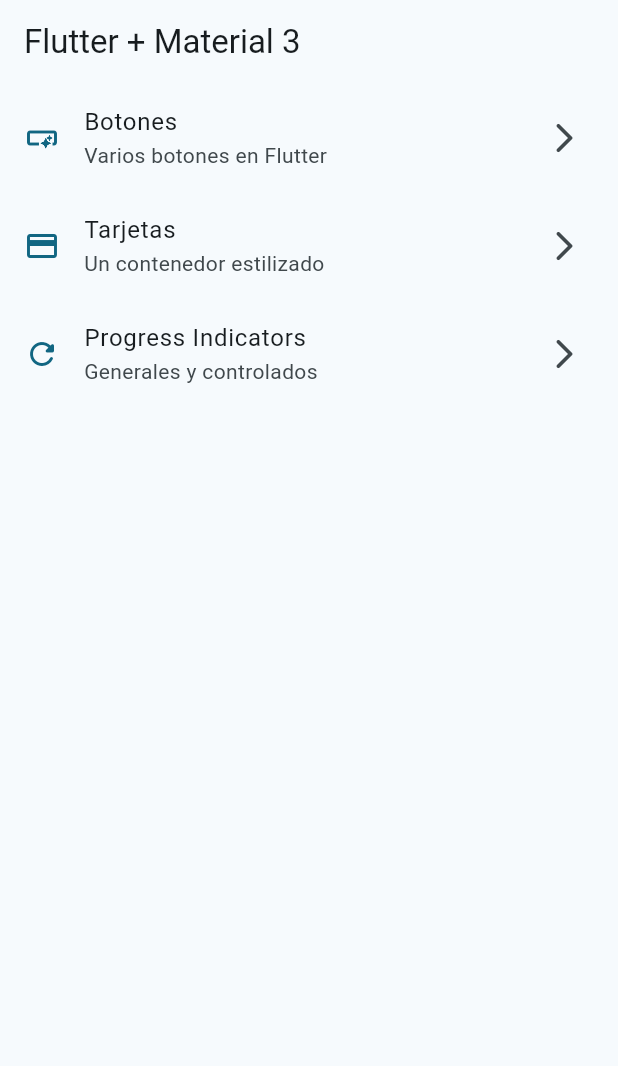
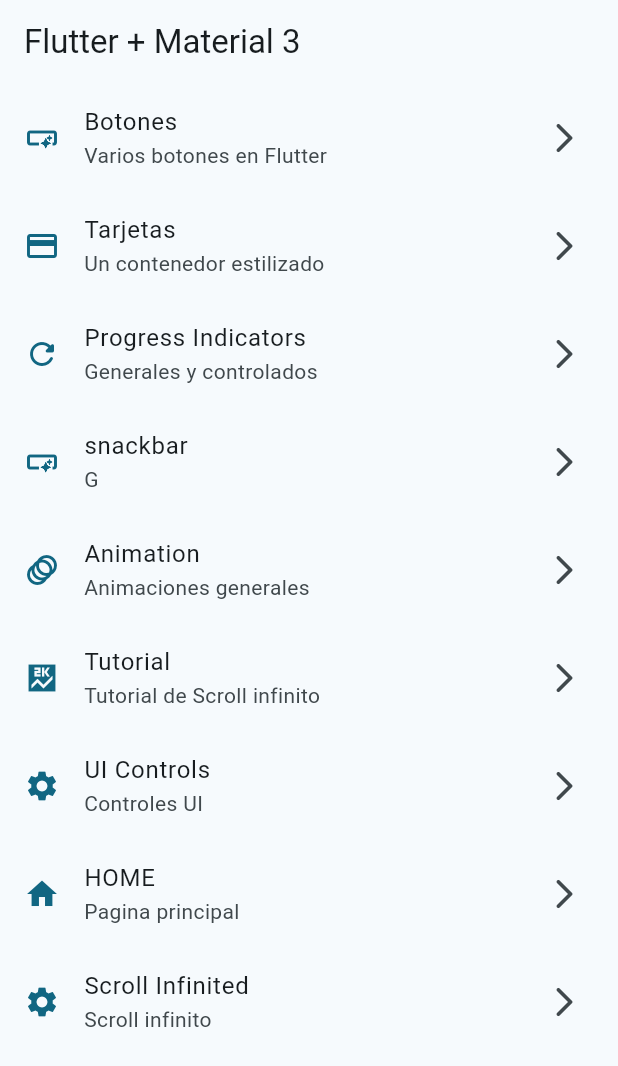
Before and after one commit to AdanSoria/widget_soriachavarin02, a Flutter app: the screen it shows after launch, on a phone screen of 412 x 824 dp. Shown: the top 1066 px of the screen. Run offline on Flutter 3.47's test engine with Material 3 defaults, Android fonts, the phone set to English and light mode, and no system bars; our stand-ins replace go_router.

Commit message:
Menu item

```diff
--- a/lib/config/menu/menu_items.dart
+++ b/lib/config/menu/menu_items.dart
@@ -33,4 +33,41 @@
     link: '/progress',
     icon: Icons.refresh_rounded,
   ),
+  MenuItems(
+    title: 'snackbar',
+    subtitle: 'G',
+    link: '/snackbar',
+    icon: Icons.smart_button_outlined,
+  ),
+  MenuItems(
+    title: 'Animation',
+    subtitle: 'Animaciones generales',
+    link: '/animated',
+    icon: Icons.animation,
+  ),
+  MenuItems(
+    title: 'Tutorial',
+    subtitle: 'Tutorial de Scroll infinito',
+    link: '/app_tutorial',
+    icon: Icons.score_sharp,
+  ),
+  MenuItems(
+    title: 'UI Controls',
+    subtitle: 'Controles UI',
+    link: '/ui_controls',
+    icon: Icons.settings,
+  ),
+
+  MenuItems(
+    title: 'HOME',
+    subtitle: 'Pagina principal',
+    link: '/home',
+    icon: Icons.home,
+  ),
+  MenuItems(
+    title: 'Scroll Infinited',
+    subtitle: 'Scroll infinito',
+    link: '/infinite_scroll',
+    icon: Icons.settings,
+  ),
 ];
```
